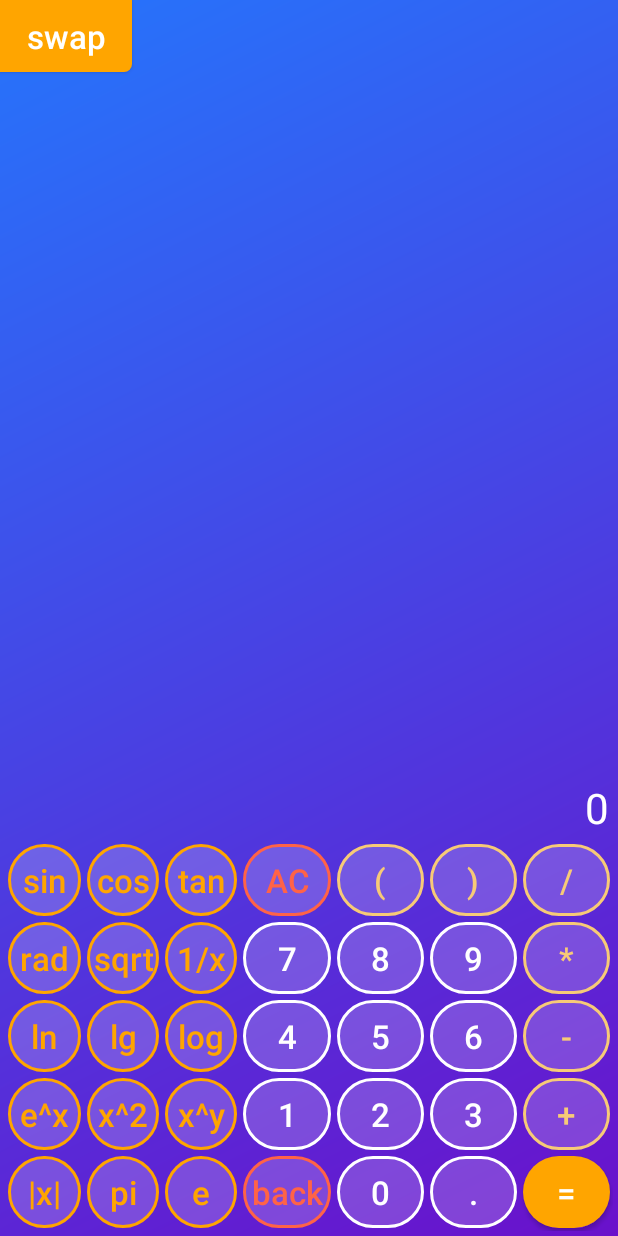
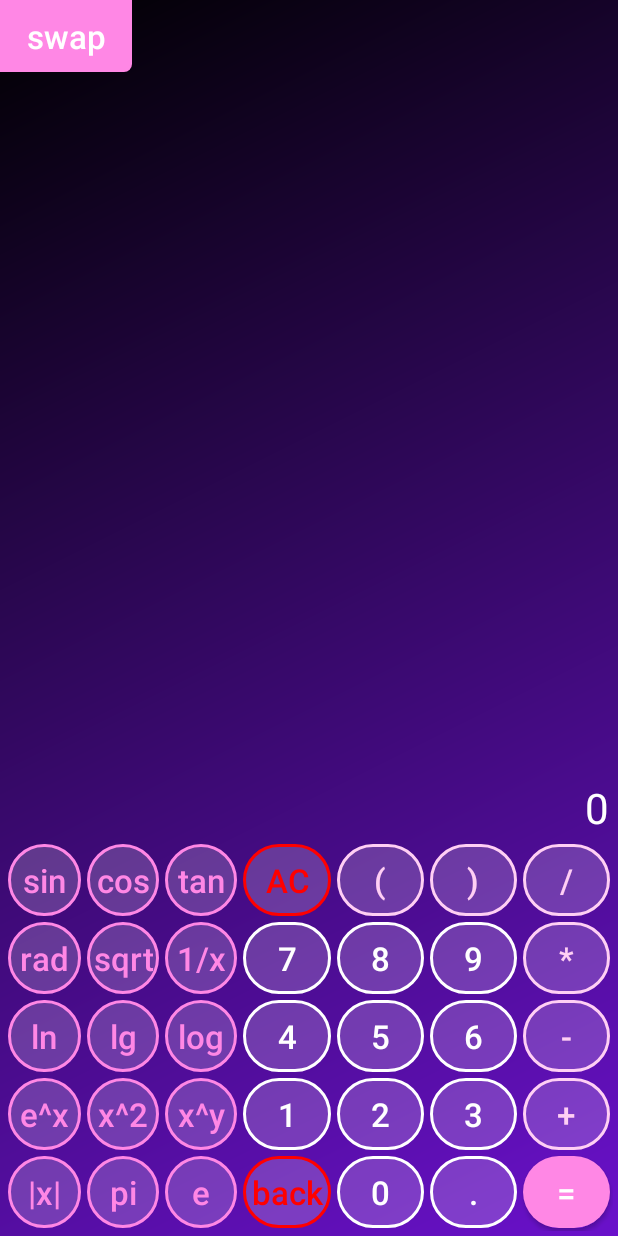
Before and after one commit to Elizabeth379/MobileApplicationProgramming, an Android app: the screen it shows after launch (MainActivity), on a phone screen of 412 x 824 dp. Run offline under Robolectric (Android 15) with nearby library versions, the phone set to English and light mode, and no system bars; 1 statement that could not run was skipped.

Commit message:
Colors refactored

```diff
--- a/EngineeringCalculator/app/src/main/res/drawable/cool_gradient.xml
+++ b/EngineeringCalculator/app/src/main/res/drawable/cool_gradient.xml
@@ -4,5 +4,5 @@
         android:type="linear"
         android:angle="135"
         android:startColor="@color/purple"
-        android:endColor="@color/blue" />
+        android:endColor="@color/black" />
 </shape>
--- a/EngineeringCalculator/app/src/main/res/values/colors.xml
+++ b/EngineeringCalculator/app/src/main/res/values/colors.xml
@@ -3,9 +3,9 @@
     <color name="black">#FF000000</color>
     <color name="white">#FFFFFFFF</color>
 
-    <color name="orange">#FFA500</color>
-    <color name="light_orange">#f7ca77</color>
+    <color name="orange">#FF87E5</color>
+    <color name="light_orange">#FFCFF4</color>
     <color name="purple">#6a11cb</color>
-    <color name="tomato">#FF6347</color>
+    <color name="tomato">#FF0000</color>
     <color name="blue">#2575fc</color>
 </resources>
```
